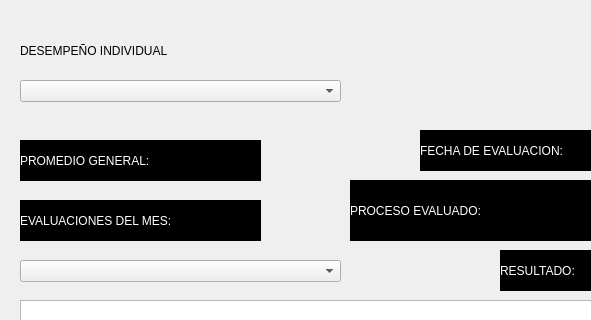
The window that interfaces/analista_calidad/show_analyst_data.ui (Ersa77/teggium_evaluations) describes before a commit, drawn with Qt 5; both pictures show x 0 to 591 and y 0 to 320 of the 1141 by 682 pixel window.
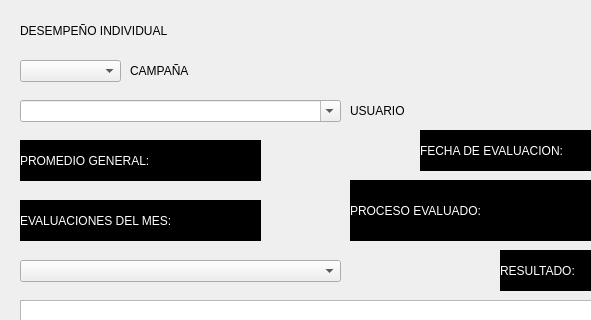
The same window after the commit. Icons and pictures are not drawn.

Commit message: modified:   database/mybd altered table procesos_pt 	modified:   interfaces/analista_calidad/show_analyst_data.ui add filter 	modified:   source/conection.py modified query for process 	modified:   source/new_evaluation.py modified event to update filter 	modified:   source/showAnalystData.py filter for campaign in dashboard

```diff
--- a/interfaces/analista_calidad/show_analyst_data.ui
+++ b/interfaces/analista_calidad/show_analyst_data.ui
@@ -57,7 +57,7 @@
    <property name="geometry">
     <rect>
      <x>20</x>
-     <y>30</y>
+     <y>10</y>
      <width>241</width>
      <height>41</height>
     </rect>
@@ -70,11 +70,14 @@
    <property name="geometry">
     <rect>
      <x>20</x>
-     <y>80</y>
+     <y>100</y>
      <width>321</width>
      <height>22</height>
     </rect>
    </property>
+   <property name="editable">
+    <bool>true</bool>
+   </property>
   </widget>
   <widget class="QTableView" name="listaEvaluaciones">
    <property name="geometry">
@@ -253,6 +256,42 @@
     <string>FECHA DE EVALUACION:</string>
    </property>
   </widget>
+  <widget class="QComboBox" name="campania">
+   <property name="geometry">
+    <rect>
+     <x>20</x>
+     <y>60</y>
+     <width>101</width>
+     <height>22</height>
+    </rect>
+   </property>
+  </widget>
+  <widget class="QLabel" name="campainLabel">
+   <property name="geometry">
+    <rect>
+     <x>130</x>
+     <y>60</y>
+     <width>101</width>
+     <height>21</height>
+    </rect>
+   </property>
+   <property name="text">
+    <string>CAMPAÑA</string>
+   </property>
+  </widget>
+  <widget class="QLabel" name="campainLabel_2">
+   <property name="geometry">
+    <rect>
+     <x>350</x>
+     <y>100</y>
+     <width>101</width>
+     <height>21</height>
+    </rect>
+   </property>
+   <property name="text">
+    <string>USUARIO</string>
+   </property>
+  </widget>
  </widget>
  <resources/>
  <connections/>
```
The commit also changes 6 other files.
